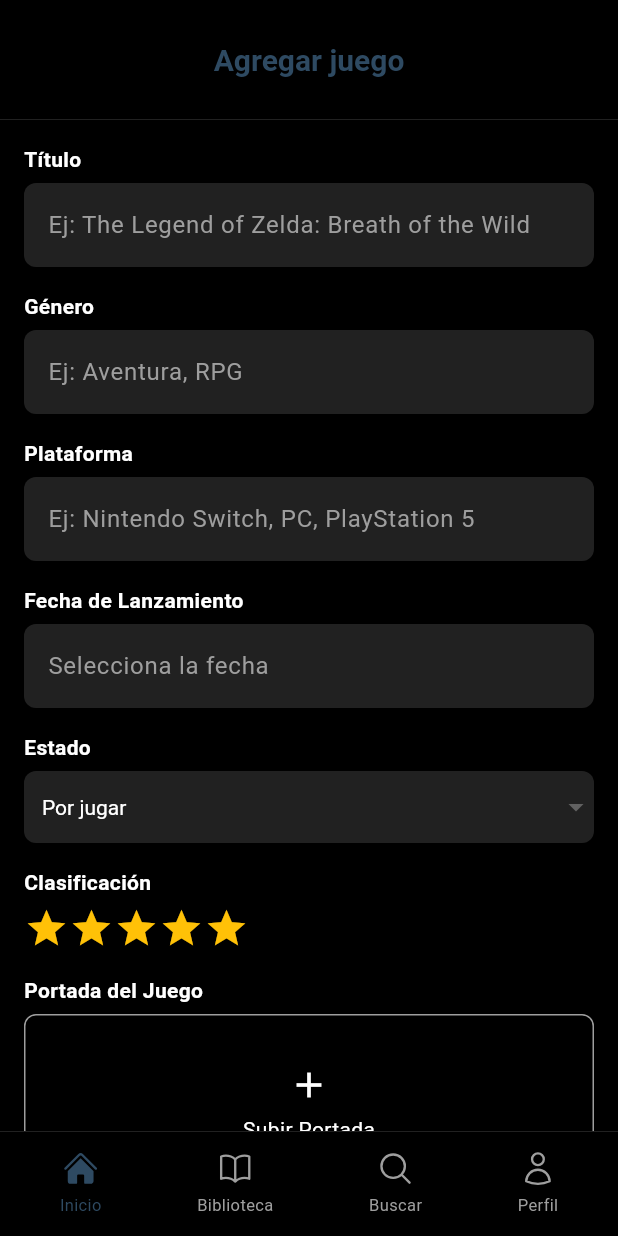
After one commit to JoaquinRouge/Proyecto-TP3, a Flutter app: the AgregarJuegoPage screen opened by its route, on a phone screen of 412 x 824 dp. The commit adds this screen. Run offline on Flutter 3.47's test engine with Material 3 defaults, Android fonts, the light colour scheme and no system bars; our stand-ins replace flutter_riverpod, go_router, heroicons.

Commit message:
se agregaron las vistas de agregar juego y de detalle del juego. Tambien se agregaron widgets de reviewcard y de addreviewcard.

```diff
--- a/lib/core/router/app_router.dart
+++ b/lib/core/router/app_router.dart
@@ -1,5 +1,7 @@
 import 'package:go_router/go_router.dart';
 import 'package:proyecto_tp3/core/domain/game.dart';
+import 'package:proyecto_tp3/presentation/screens/add_game_screen.dart';
+import 'package:proyecto_tp3/presentation/screens/game_detail_screen.dart';
 import 'package:proyecto_tp3/presentation/screens/home_screen.dart';
 import 'package:proyecto_tp3/presentation/screens/library_screen.dart';
 import 'package:proyecto_tp3/presentation/screens/login_screen.dart';
@@ -32,6 +34,18 @@ final GoRouter appRouter = GoRouter(
       pageBuilder: (context, state) =>
           const NoTransitionPage(child: ProfileScreen()),
     ),
+    GoRoute(
+      path: '/add_game',
+      pageBuilder: (context, state) =>
+          const NoTransitionPage(child: AgregarJuegoPage()),
+    ),
+    GoRoute(
+      path: '/game_detail',
+      builder: (context, state) {
+        final Game game = state.extra as Game;
+        return GameDetailPage(game: game);
+      },
+    ),
   ],
 );
 // GoRoute
--- /dev/null
+++ b/lib/presentation/screens/add_game_screen.dart
@@ -0,0 +1,167 @@
+import 'package:flutter/material.dart';
+import 'package:go_router/go_router.dart';
+import 'package:proyecto_tp3/core/components/app_bar.dart';
+import 'package:proyecto_tp3/core/components/bottom_bar.dart';
+
+class AgregarJuegoPage extends StatelessWidget {
+  const AgregarJuegoPage({super.key});
+
+  @override
+  Widget build(BuildContext context) {
+    return Scaffold(
+      backgroundColor: Colors.black,
+      appBar: const CustomAppBar(title: 'Agregar juego'),
+      bottomNavigationBar: const CustomBottomBar(),
+      body: SingleChildScrollView(
+        padding: const EdgeInsets.all(16),
+        child: Column(
+          crossAxisAlignment: CrossAxisAlignment.start,
+          children: [
+            // --- Título ---
+            const Text(
+              'Título',
+              style: TextStyle(color: Colors.white, fontWeight: FontWeight.bold),
+            ),
+            const SizedBox(height: 6),
+            customTextField('Ej: The Legend of Zelda: Breath of the Wild'),
+
+            const SizedBox(height: 16),
+            const Text(
+              'Género',
+              style: TextStyle(color: Colors.white, fontWeight: FontWeight.bold),
+            ),
+            const SizedBox(height: 6),
+            customTextField('Ej: Aventura, RPG'),
+
+            const SizedBox(height: 16),
+            const Text(
+              'Plataforma',
+              style: TextStyle(color: Colors.white, fontWeight: FontWeight.bold),
+            ),
+            const SizedBox(height: 6),
+            customTextField('Ej: Nintendo Switch, PC, PlayStation 5'),
+
+            const SizedBox(height: 16),
+            const Text(
+              'Fecha de Lanzamiento',
+              style: TextStyle(color: Colors.white, fontWeight: FontWeight.bold),
+            ),
+            const SizedBox(height: 6),
+            customTextField('Selecciona la fecha'),
+
+            const SizedBox(height: 16),
+            const Text(
+              'Estado',
+              style: TextStyle(color: Colors.white, fontWeight: FontWeight.bold),
+            ),
+            const SizedBox(height: 6),
+            Container(
+              decoration: BoxDecoration(
+                color: Colors.grey[900],
+                borderRadius: BorderRadius.circular(8),
+              ),
+              child: DropdownButtonFormField<String>(
+                dropdownColor: Colors.grey[900],
+                initialValue: 'Por jugar',
+                items: const [
+                  DropdownMenuItem(value: 'Por jugar', child: Text('Por jugar')),
+                  DropdownMenuItem(value: 'Jugando', child: Text('Jugando')),
+                  DropdownMenuItem(value: 'Completado', child: Text('Completado')),
+                ],
+                onChanged: (value) {},
+                decoration: const InputDecoration(
+                  border: InputBorder.none,
+                  contentPadding: EdgeInsets.symmetric(horizontal: 12, vertical: 8),
+                ),
+                style: const TextStyle(color: Colors.white),
+              ),
+            ),
+
+            const SizedBox(height: 16),
+            const Text(
+              'Clasificación',
+              style: TextStyle(color: Colors.white, fontWeight: FontWeight.bold),
+            ),
+            const SizedBox(height: 6),
+            Row(
+              children: List.generate(
+                5,
+                (index) => const Icon(Icons.star, color: Colors.amber, size: 30),
+              ),
+            ),
+
+            const SizedBox(height: 16),
+            const Text(
+              'Portada del Juego',
+              style: TextStyle(color: Colors.white, fontWeight: FontWeight.bold),
+            ),
+            const SizedBox(height: 6),
+            GestureDetector(
+              onTap: () {},
+              child: DottedBorderBox(),
+            ),
+
+            const SizedBox(height: 24),
+            ElevatedButton(
+              style: ElevatedButton.styleFrom(
+                backgroundColor: Theme.of(context).colorScheme.primary,
+                minimumSize: const Size(double.infinity, 50),
+                shape: RoundedRectangleBorder(borderRadius: BorderRadius.circular(12)),
+              ),
+              onPressed: () {
+                GoRouter.of(context).go('/home');
+              },
+              child: const Text(
+                'Guardar',
+                style: TextStyle(color: Colors.white, fontSize: 16),
+              ),
+            ),
+          ],
+        ),
+      ),
+    );
+  }
+
+  Widget customTextField(String hint) {
+    return TextField(
+      style: const TextStyle(color: Colors.white),
+      decoration: InputDecoration(
+        hintText: hint,
+        hintStyle: const TextStyle(color: Colors.grey),
+        filled: true,
+        fillColor: Colors.grey[900],
+        border: OutlineInputBorder(
+          borderRadius: BorderRadius.circular(8),
+          borderSide: BorderSide.none,
+        ),
+      ),
+    );
+  }
+}
+
+class DottedBorderBox extends StatelessWidget {
+  const DottedBorderBox({super.key});
+
+  @override
+  Widget build(BuildContext context) {
+    return Container(
+      height: 120,
+      width: double.infinity,
+      decoration: BoxDecoration(
+        color: Colors.black,
+        borderRadius: BorderRadius.circular(8),
+        border: Border.all(color: Colors.grey, style: BorderStyle.solid, width: 1),
+      ),
+      child: const Center(
+        child: Column(
+          mainAxisAlignment: MainAxisAlignment.center,
+          children: [
+            Icon(Icons.add, color: Colors.white, size: 28),
+            SizedBox(height: 6),
+            Text('Subir Portada', style: TextStyle(color: Colors.white)),
+          ],
+        ),
+      ),
+    );
+  }
+}
--- a/lib/presentation/screens/library_screen.dart
+++ b/lib/presentation/screens/library_screen.dart
@@ -2,8 +2,8 @@ import 'package:flutter/material.dart';
 import 'package:flutter_riverpod/flutter_riverpod.dart';
 import 'package:proyecto_tp3/core/components/app_bar.dart';
 import 'package:proyecto_tp3/core/components/bottom_bar.dart';
-import 'package:proyecto_tp3/core/components/game_card.dart';
 import 'package:proyecto_tp3/provider/library_provider.dart';
+import 'package:proyecto_tp3/widget/game_card.dart';
 
 class LibraryScreen extends ConsumerWidget {
   const LibraryScreen({super.key});
--- a/lib/widget/game_detail_bottom_sheet.dart
+++ b/lib/widget/game_detail_bottom_sheet.dart
@@ -1,4 +1,4 @@
-import 'package:flutter/material.dart';
+/* import 'package:flutter/material.dart';
 import 'package:flutter_riverpod/flutter_riverpod.dart';
 import 'package:heroicons/heroicons.dart';
 import 'package:proyecto_tp3/core/domain/game.dart';
@@ -255,4 +255,4 @@ List<Widget> buildStars(double rating) {
   stars.add(const SizedBox(width: 8));
 
   return stars;
-}
+} */
--- a/pubspec.yaml
+++ b/pubspec.yaml
@@ -12,6 +12,7 @@ dependencies:
   flutter_riverpod: ^2.5.5
   go_router: ^16.2.1
   heroicons: ^0.11.0
+  flutter_rating_bar: ^4.0.1
 
 dev_dependencies:
   flutter_lints: ^5.0.0
```
Also changed, not shown: lib/presentation/screens/game_detail_screen.dart (added, +185 -0 lines), lib/presentation/screens/home_screen.dart (+20 -8 lines), lib/provider/review_provider.dart (added, +32 -0 lines), lib/widget/add_review_button.dart (added, +38 -0 lines), lib/widget/game_card.dart (renamed from lib/core/components/game_card.dart, +3 -8 lines), lib/widget/review_card.dart (added, +95 -0 lines), flutter_01.png (added), pubspec.lock.
